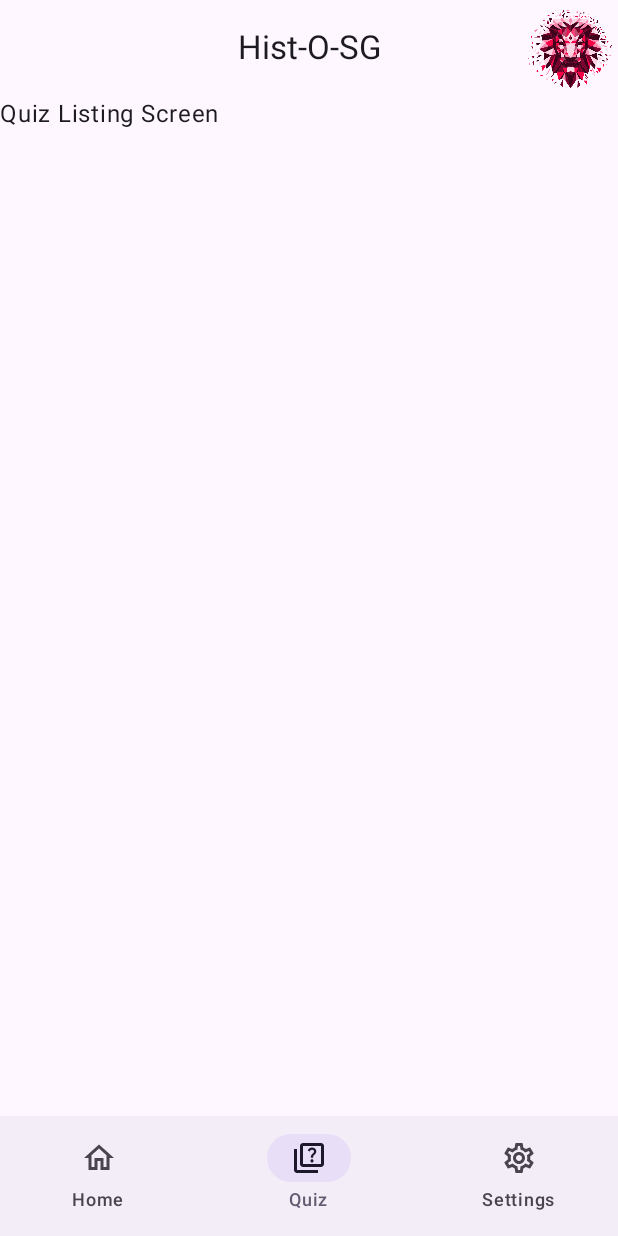
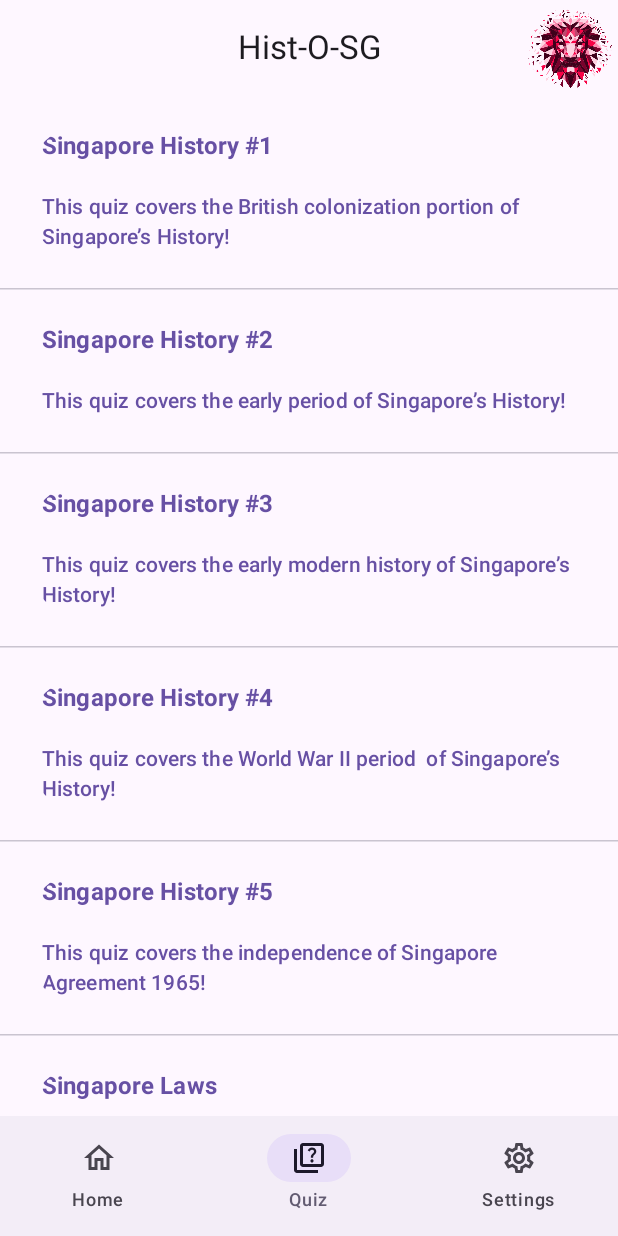
Before and after one commit to CS205-Android/App, an Android app built with Jetpack Compose: the QuizListingScreen screen opened through its navigation route, on a phone screen of 412 x 824 dp. Run offline under Robolectric (Android 15) with nearby library versions, the phone set to English and light mode, and no system bars.

Commit message:
feat: Implemented proper Listing and shifted all classes to QuizListing.kt

```diff
--- a/app/src/main/java/mobile/cs205/screens/QuizListing.kt
+++ b/app/src/main/java/mobile/cs205/screens/QuizListing.kt
@@ -1,13 +1,104 @@
 package mobile.cs205.screens
 
+import androidx.compose.foundation.layout.fillMaxWidth
+import androidx.compose.foundation.layout.padding
+import androidx.compose.foundation.lazy.LazyColumn
+import androidx.compose.foundation.lazy.items
+import androidx.compose.material.icons.Icons
+import androidx.compose.material.icons.filled.Info
+import androidx.compose.material3.AlertDialog
+import androidx.compose.material3.HorizontalDivider
+import androidx.compose.material3.Icon
 import androidx.compose.material3.Text
+import androidx.compose.material3.TextButton
 import androidx.compose.runtime.Composable
+import androidx.compose.runtime.mutableStateOf
+import androidx.compose.runtime.remember
+import androidx.compose.ui.Modifier
+import androidx.compose.ui.graphics.vector.ImageVector
+import androidx.compose.ui.text.SpanStyle
+import androidx.compose.ui.text.buildAnnotatedString
+import androidx.compose.ui.text.font.FontWeight
+import androidx.compose.ui.text.style.TextAlign
+import androidx.compose.ui.text.withStyle
 import androidx.compose.ui.tooling.preview.Preview
+import androidx.compose.ui.unit.dp
+import androidx.compose.ui.unit.sp
 import mobile.cs205.ui.theme.CS205Theme
+
+data class Topic(val topicName : String, val description : String)
 
 @Composable
 fun QuizListingScreen() {
-    Text(text = "Quiz Listing Screen")
+    val topics = listOf(
+        Topic("Singapore History #1",
+            "This quiz covers the British colonization portion of Singapore’s History!"),
+        Topic("Singapore History #2",
+            "This quiz covers the early period of Singapore’s History!"),
+        Topic("Singapore History #3",
+            "This quiz covers the early modern history of Singapore’s History!"),
+        Topic("Singapore History #4",
+            "This quiz covers the World War II period  of Singapore’s History!"),
+        Topic("Singapore History #5",
+            "This quiz covers the independence of Singapore Agreement 1965!"),
+        Topic("Singapore Laws",
+            "Did you know about some laws that are unique to Singapore?"),
+        Topic("Singlish",
+            "Lar lor leh meh, do you know all the Singlish slangs? Find out in this quiz!"),
+        Topic("Singapore Politics",
+            "How much did you know about politics in Singapore? Guess we are about to find out now!")
+    )
+
+    //State to keep track of which person is opened and when its opened. Will change with actual quiz
+    val openAlertDialog = remember { mutableStateOf(false) }
+    val (selectedItem, setSelectedItem) = remember { mutableStateOf("") }
+
+    LazyColumn {
+        items(topics) { topic ->
+            TextButton(
+                onClick = {
+                    //Sets state to name of selected item and AlertDialog to true
+                    setSelectedItem(topic.topicName)
+                    openAlertDialog.value = true
+                },
+                modifier = Modifier.fillMaxWidth().padding(16.dp)
+            ) {
+                Text(
+                    text = buildAnnotatedString {
+                        withStyle(
+                            style = SpanStyle(
+                                fontWeight = FontWeight.Bold,
+                                fontSize = 16.sp
+                            )
+                        ) {
+                            append(topic.topicName)
+                        }
+                        append("\n\n")
+                        append(topic.description)
+                    },
+                    textAlign = TextAlign.Start,
+                    modifier = Modifier.fillMaxWidth()
+                )
+            }
+            HorizontalDivider()
+        }
+    }
+    //When dialog state = true, set corresponding values based on AlertDialogExample Composable
+    when {
+        openAlertDialog.value -> {
+            AlertDialogExample(
+                onDismissRequest = { openAlertDialog.value = false },
+                onConfirmation = {
+                    openAlertDialog.value = false
+                    println("Confirmation registered for $selectedItem")
+                },
+                dialogTitle = "Alert dialog example",
+                dialogText = "You selected: $selectedItem",
+                icon = Icons.Default.Info
+            )
+
+        }
+    }
 }
 
 @Preview
@@ -17,3 +108,45 @@ fun QuizListingScreenPreview() {
         QuizListingScreen()
     }
 }
+
+@Composable
+fun AlertDialogExample(
+    onDismissRequest: () -> Unit,
+    onConfirmation: () -> Unit,
+    dialogTitle: String,
+    dialogText: String,
+    icon: ImageVector,
+) {
+    AlertDialog(
+        icon = {
+            Icon(icon, contentDescription = "Example Icon")
+        },
+        title = {
+            Text(text = dialogTitle)
+        },
+        text = {
+            Text(text = dialogText)
+        },
+        onDismissRequest = {
+            onDismissRequest()
+        },
+        confirmButton = {
+            TextButton(
+                onClick = {
+                    onConfirmation()
+                }
+            ) {
+                Text("Confirm")
+            }
+        },
+        dismissButton = {
+            TextButton(
+                onClick = {
+                    onDismissRequest()
+                }
+            ) {
+                Text("Dismiss")
+            }
+        }
+    )
+}
```
Also changed, not shown: app/src/main/java/mobile/cs205/QuizListingActivity.kt (deleted, +0 -163 lines).
